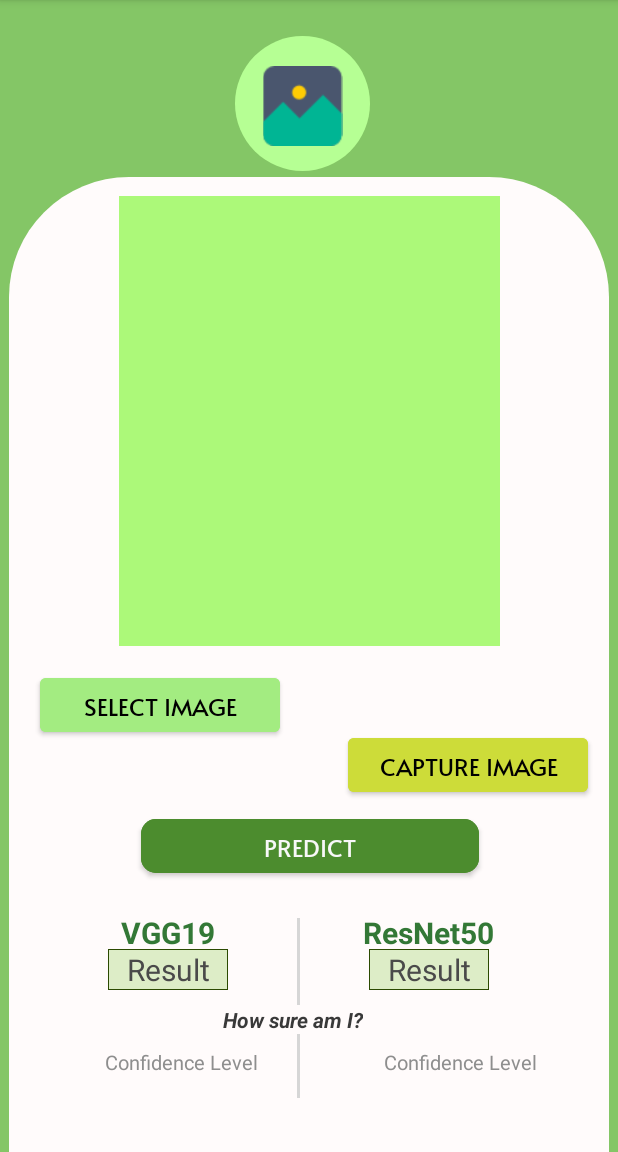
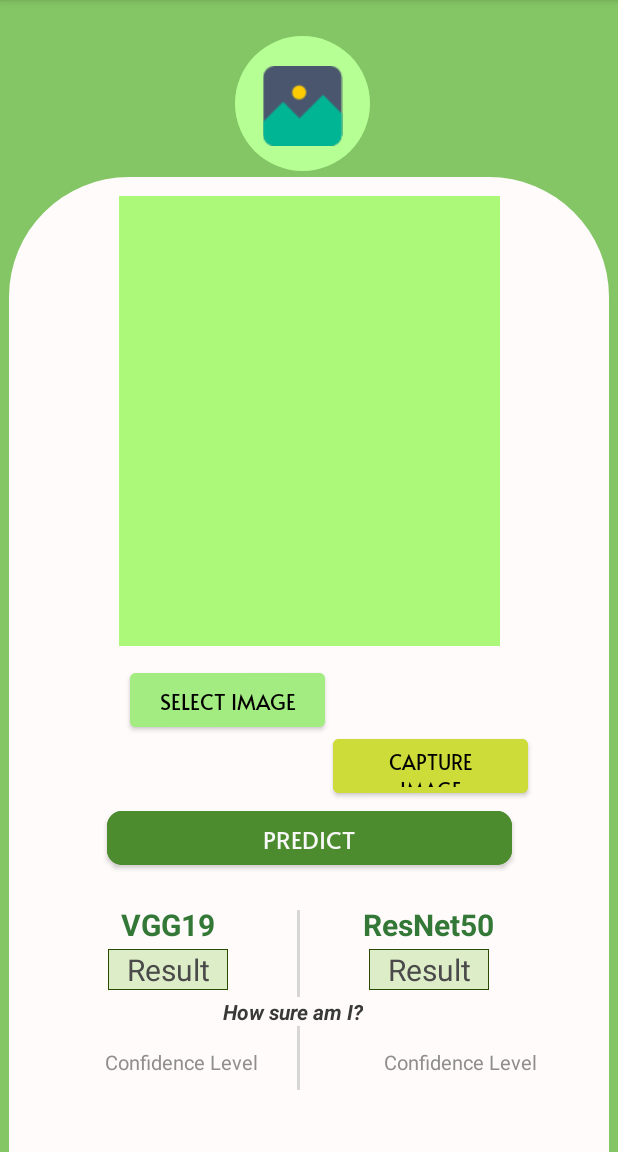
Before and after one commit to kibalias/I-CBB-App, an Android app: the MainActivity screen opened directly, with no data from a screen before it, on a phone screen of 412 x 824 dp, the part 84-1236 px from its top. Run offline under Robolectric (Android 15) with nearby library versions, the phone set to English and light mode, and no system bars; libraries missing offline, so code that uses them is left out: com.chaquo.python, org.checkerframework.common, org.tensorflow.lite.

Commit message:
11-27-updated layout

```diff
--- a/app/src/main/java/com/example/bacterial_blight/MainActivity.java
+++ b/app/src/main/java/com/example/bacterial_blight/MainActivity.java
@@ -27,8 +27,8 @@ import android.widget.Toast;
 import com.chaquo.python.PyObject;
 import com.chaquo.python.Python;
 import com.chaquo.python.android.AndroidPlatform;
-import com.example.bacterial_blight.ml.GoodResnet;
-import com.example.bacterial_blight.ml.Vgg1948c41h;
+import com.example.bacterial_blight.ml.Cbb719healthy746;
+import com.example.bacterial_blight.ml.Vgg1973c71h;
 import com.google.android.material.bottomsheet.BottomSheetDialog;
 
 import org.checkerframework.common.subtyping.qual.Bottom;
@@ -102,7 +102,7 @@ public class MainActivity extends AppCompatActivity {
                     Toast.makeText(MainActivity.this, "Cannot perform prediction. No image has been captured or selected.", Toast.LENGTH_LONG).show();
                 } else {
                     //Resizes the image for classification
-                    image = Bitmap.createScaledBitmap(image, imageSize, imageSize, false);
+                    image = Bitmap.createScaledBitmap(segmentedImage, imageSize, imageSize, false);
                         //Pass the image to the models to make a prediction
                         vgg19(image);
                         resNet(image);
@@ -149,7 +149,7 @@ public class MainActivity extends AppCompatActivity {
          * and scans through the input message for prediction
          */
         try {
-            GoodResnet model = GoodResnet.newInstance(getApplicationContext());
+            Cbb719healthy746 model = Cbb719healthy746.newInstance(getApplicationContext());
 
             // Creates inputs for reference.
             TensorBuffer inputFeature0 = TensorBuffer.createFixedSize(new int[]{1, 224, 224, 3}, DataType.FLOAT32);
@@ -173,7 +173,7 @@ public class MainActivity extends AppCompatActivity {
             inputFeature0.loadBuffer(byteBuffer);
 
             // Runs model inference and gets result.
-            GoodResnet.Outputs outputs = model.process(inputFeature0);
+            Cbb719healthy746.Outputs outputs = model.process(inputFeature0);
             TensorBuffer outputFeature0 = outputs.getOutputFeature0AsTensorBuffer();
 
             float[] confidences = outputFeature0.getFloatArray();
@@ -213,7 +213,7 @@ public class MainActivity extends AppCompatActivity {
          * and scans through the input image for prediction
          */
         try {
-            Vgg1948c41h model = Vgg1948c41h.newInstance(getApplicationContext());
+            Vgg1973c71h model = Vgg1973c71h.newInstance(getApplicationContext());
 
             // Creates inputs for reference.
             TensorBuffer inputFeature0 = TensorBuffer.createFixedSize(new int[]{1, 224, 224, 3}, DataType.FLOAT32);
@@ -237,7 +237,7 @@ public class MainActivity extends AppCompatActivity {
             inputFeature0.loadBuffer(byteBuffer);
 
             // Runs model inference and gets result.
-            Vgg1948c41h.Outputs outputs = model.process(inputFeature0);
+            Vgg1973c71h.Outputs outputs = model.process(inputFeature0);
             TensorBuffer outputFeature0 = outputs.getOutputFeature0AsTensorBuffer();
 
             float[] confidences = outputFeature0.getFloatArray();
--- a/app/src/main/res/layout/activity_main.xml
+++ b/app/src/main/res/layout/activity_main.xml
@@ -10,22 +10,21 @@
 
     <Button
         android:id="@+id/capture"
-        android:layout_width="160dp"
+        android:layout_width="130dp"
         android:layout_height="48dp"
-        android:layout_marginTop="20dp"
-        android:layout_marginEnd="20dp"
-        android:layout_marginBottom="4dp"
+        android:layout_marginTop="25dp"
+        android:layout_marginEnd="60dp"
         android:backgroundTint="#CDDC39"
         android:fontFamily="@font/alata"
         android:text="CAPTURE IMAGE"
         android:textAlignment="center"
         android:textAppearance="@style/TextAppearance.AppCompat.Body1"
         android:textColor="#000000"
-        android:textSize="16sp"
+        android:textSize="13sp"
         app:layout_constraintBottom_toTopOf="@+id/scan_button"
         app:layout_constraintEnd_toEndOf="parent"
         app:layout_constraintTop_toBottomOf="@+id/image_placeholder"
-        app:layout_constraintVertical_bias="0.954" />
+        app:layout_constraintVertical_bias="1.0" />
 
     <View
         android:id="@+id/rectangle"
@@ -95,28 +94,28 @@
 
     <Button
         android:id="@+id/upload_button"
-        android:layout_width="160dp"
+        android:layout_width="130dp"
         android:layout_height="48dp"
         android:layout_marginStart="20dp"
-        android:layout_marginTop="15dp"
-        android:layout_marginEnd="20dp"
+        android:layout_marginTop="12dp"
+        android:layout_marginEnd="5dp"
         android:backgroundTint="#A3EC81"
         android:fontFamily="@font/alata"
         android:text="SELECT IMAGE"
         android:textAlignment="center"
         android:textAppearance="@style/TextAppearance.AppCompat.Body1"
         android:textColor="#000000"
-        android:textSize="16sp"
+        android:textSize="14sp"
         app:layout_constraintEnd_toStartOf="@+id/capture"
-        app:layout_constraintHorizontal_bias="0.21"
+        app:layout_constraintHorizontal_bias="1.0"
         app:layout_constraintStart_toStartOf="parent"
         app:layout_constraintTop_toBottomOf="@+id/image_placeholder" />
 
     <Button
         android:id="@+id/scan_button"
-        android:layout_width="225dp"
+        android:layout_width="270dp"
         android:layout_height="48dp"
-        android:layout_marginBottom="180dp"
+        android:layout_marginBottom="185dp"
         android:backgroundTint="#4C8C2E"
         android:fontFamily="@font/alata"
         android:text="PREDICT"
```
